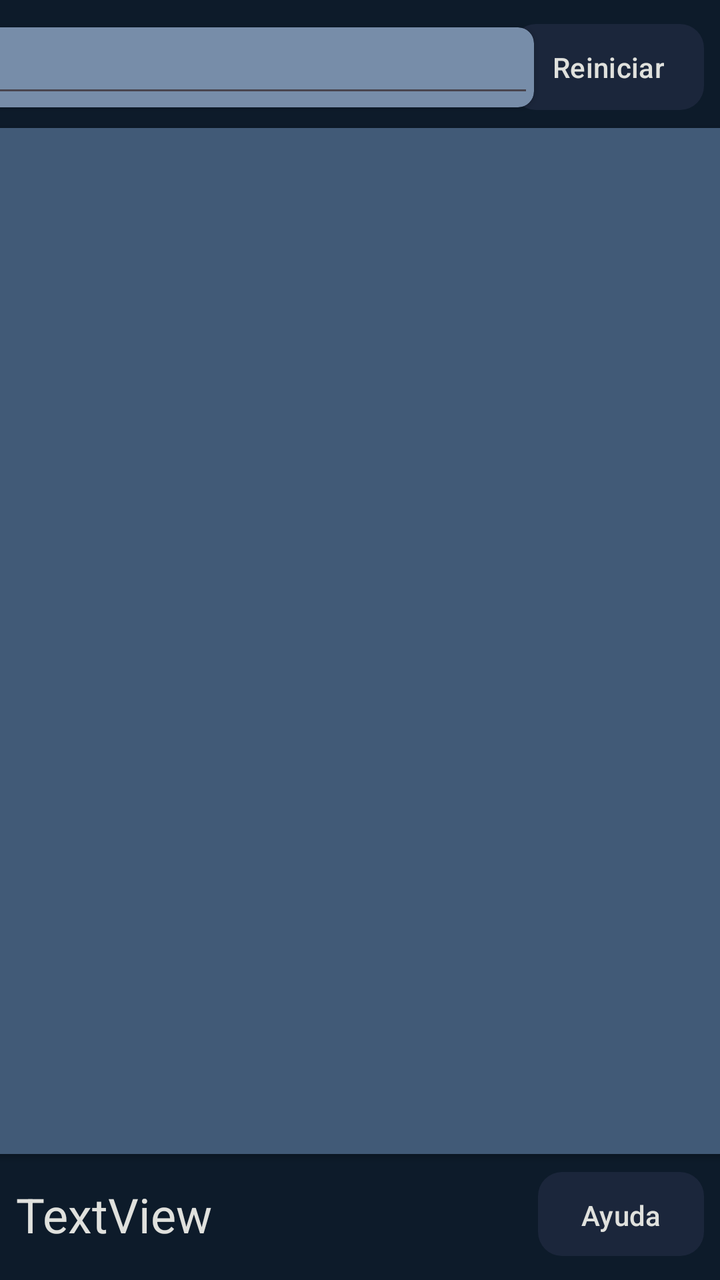
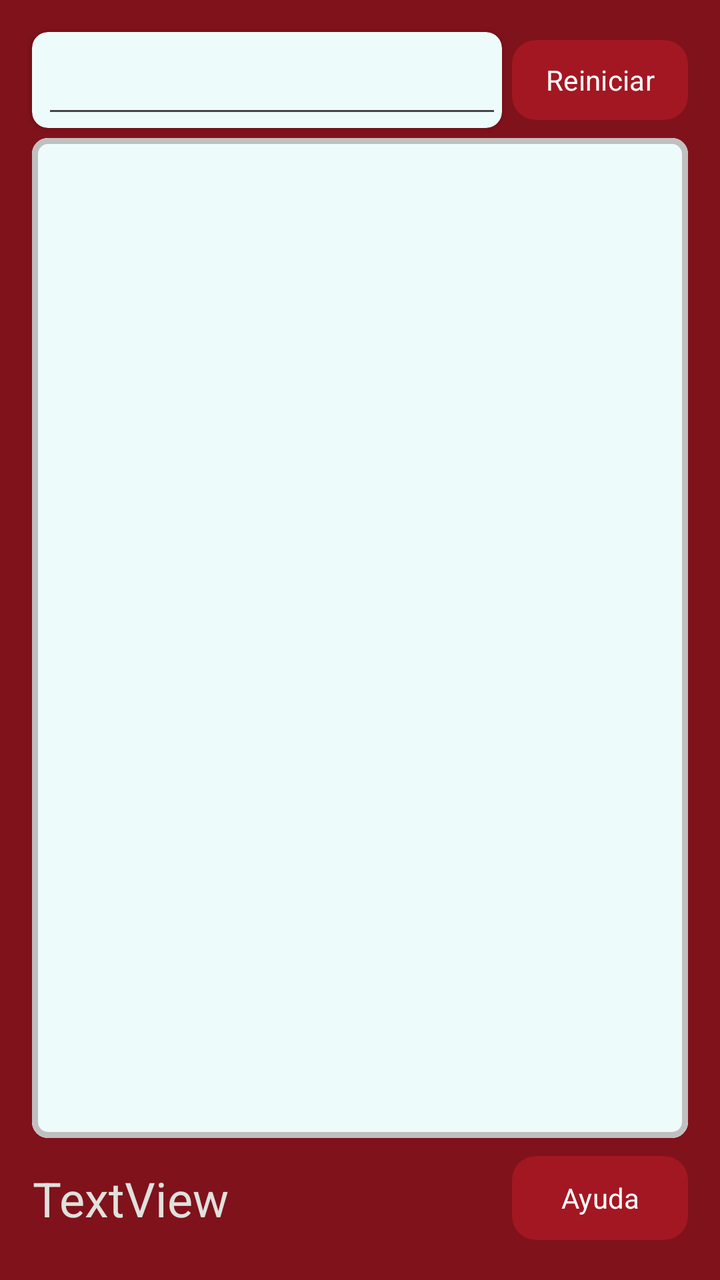

Before-and-after screenshots of an Android layout around one commit, followed by the original layout XML and the change that was made.
<!-- AndroidManifest.xml: application theme Theme.Pokedle2 -->
<!-- res/layout/game_layout.xml -->
<?xml version="1.0" encoding="utf-8"?>
<androidx.constraintlayout.widget.ConstraintLayout xmlns:android="http://schemas.android.com/apk/res/android"
    xmlns:app="http://schemas.android.com/apk/res-auto"
    xmlns:tools="http://schemas.android.com/tools"
    android:id="@+id/gameMain"
    android:layout_width="match_parent"
    android:layout_height="match_parent"
    android:background="#0d1b2a">


    <com.google.android.material.button.MaterialButton
        android:id="@+id/btResetGame"
        style="@style/Widget.Material3.Button"
        android:layout_width="wrap_content"
        android:layout_height="wrap_content"
        android:layout_margin="8dp"
        android:layout_marginEnd="8dp"
        android:paddingHorizontal="20dp"
        android:paddingVertical="12dp"
        android:text="Reiniciar"
        android:textColor="#e0e1dd"
        app:backgroundTint="#1b263b"
        app:cornerRadius="12dp"
        app:iconTint="#e0e1dd"
        app:layout_constraintBottom_toBottomOf="@+id/actvGame"
        app:layout_constraintEnd_toEndOf="parent"
        app:layout_constraintTop_toTopOf="parent"
        app:layout_constraintVertical_bias="0.0"
        app:rippleColor="#415a77" />

    <com.google.android.material.button.MaterialButton
        android:id="@+id/btAyuda"
        style="@style/Widget.Material3.Button"
        android:layout_width="83dp"
        android:layout_height="50dp"
        android:layout_margin="8dp"
        android:layout_marginEnd="328dp"
        android:layout_marginBottom="16dp"
        android:paddingHorizontal="20dp"
        android:paddingVertical="12dp"
        android:text="@string/ayuda"
        android:textColor="#e0e1dd"
        app:backgroundTint="#1b263b"
        app:cornerRadius="12dp"
        app:iconTint="#e0e1dd"
        app:layout_constraintBottom_toBottomOf="parent"
        app:layout_constraintEnd_toEndOf="parent"
        app:rippleColor="#415a77" />

    <androidx.cardview.widget.CardView
        android:id="@+id/cardView"
        android:layout_width="277dp"
        android:layout_height="40dp"
        app:cardBackgroundColor="#778da9"
        app:cardCornerRadius="8dp"
        app:layout_constraintBottom_toBottomOf="@+id/btResetGame"
        app:layout_constraintEnd_toStartOf="@+id/btResetGame"
        app:layout_constraintStart_toStartOf="parent"
        app:layout_constraintTop_toTopOf="@+id/btResetGame">

        <AutoCompleteTextView
            android:id="@+id/actvGame"
            android:layout_width="match_parent"
            android:layout_height="match_parent"
            android:singleLine="true"
            android:textColor="#e0e1dd" />
    </androidx.cardview.widget.CardView>

    <androidx.cardview.widget.CardView
        android:id="@+id/cardView"
        android:layout_width="382dp"
        android:layout_height="0dp"
        android:layout_marginTop="5dp"
        android:layout_marginBottom="5dp"
        android:padding="5dp"
        app:cardBackgroundColor="#778da9"
        app:cardCornerRadius="8dp"
        app:layout_constraintBottom_toTopOf="@+id/btAyuda"
        app:layout_constraintEnd_toEndOf="@+id/btResetGame"
        app:layout_constraintStart_toStartOf="@+id/tvIntentos"
        app:layout_constraintTop_toBottomOf="@+id/btResetGame">

        <androidx.recyclerview.widget.RecyclerView
            android:id="@+id/gameRv"
            android:layout_width="match_parent"
            android:layout_height="match_parent"
            android:background="#415a77"
            tools:itemCount="3"
            tools:listitem="@layout/pokemon_layout_placeholder" />
    </androidx.cardview.widget.CardView>

    <TextView
        android:id="@+id/tvIntentos"
        android:layout_width="wrap_content"
        android:layout_height="wrap_content"
        android:layout_marginStart="8dp"
        android:text="TextView"
        android:textColor="#e0e1dd"
        android:textSize="24sp"
        app:layout_constraintBottom_toBottomOf="@+id/btAyuda"
        app:layout_constraintStart_toStartOf="parent"
        app:layout_constraintTop_toTopOf="@+id/btAyuda" />

</androidx.constraintlayout.widget.ConstraintLayout>
<!-- res/layout/pokemon_layout_placeholder.xml (included above) -->
<?xml version="1.0" encoding="utf-8"?>
<androidx.cardview.widget.CardView xmlns:android="http://schemas.android.com/apk/res/android"
    xmlns:app="http://schemas.android.com/apk/res-auto"
    xmlns:tools="http://schemas.android.com/tools"
    android:layout_width="match_parent"
    android:layout_height="wrap_content"
    android:layout_margin="5dp"
    app:cardBackgroundColor="#778da9"
    app:cardCornerRadius="10dp">

    <androidx.constraintlayout.widget.ConstraintLayout
        android:layout_width="match_parent"
        android:layout_height="wrap_content"
        android:layout_margin="5dp">

        <androidx.cardview.widget.CardView
            android:id="@+id/cvSpritePkmn"
            android:layout_width="96dp"
            android:layout_height="96dp"
            android:layout_marginTop="2dp"
            app:cardCornerRadius="8dp"
            app:layout_constraintBottom_toBottomOf="parent"
            app:layout_constraintStart_toStartOf="parent"
            app:layout_constraintTop_toTopOf="parent">

            <ImageView
                android:id="@+id/ivSpritePkmn"
                android:layout_width="match_parent"
                android:layout_height="match_parent"
                android:adjustViewBounds="false"
                android:padding="2dp"
                android:scaleType="fitCenter"
                app:srcCompat="@drawable/placeholder" />
        </androidx.cardview.widget.CardView>


        <androidx.cardview.widget.CardView
            android:id="@+id/cvNombrePokemon"
            android:layout_width="0dp"
            android:layout_height="wrap_content"
            android:layout_marginStart="4dp"
            android:layout_marginTop="2dp"
            app:cardCornerRadius="5dp"
            app:layout_constraintEnd_toEndOf="parent"
            app:layout_constraintStart_toEndOf="@+id/cvSpritePkmn"
            app:layout_constraintTop_toTopOf="@+id/cvSpritePkmn">

            <TextView
                android:id="@+id/tvNombrePkmn"
                android:layout_width="match_parent"
                android:layout_height="match_parent"
                android:backgroundTintMode="add"
                android:padding="0.25dp"
                android:text="TextView"
                tools:layout_editor_absoluteX="104dp" />
        </androidx.cardview.widget.CardView>


        <androidx.cardview.widget.CardView
            android:id="@+id/cvTipo1"
            android:layout_width="125dp"
            android:layout_height="wrap_content"
            android:layout_marginTop="8dp"
            app:cardCornerRadius="5dp"
            app:layout_constraintStart_toStartOf="@+id/cvNombrePokemon"
            app:layout_constraintTop_toBottomOf="@+id/cvNombrePokemon">

            <TextView
                android:id="@+id/tvTipo1Pkmn"
                android:layout_width="match_parent"
                android:layout_height="match_parent"
                android:padding="0.25dp"
                android:text="TextView"
                tools:layout_editor_absoluteX="104dp"
                tools:layout_editor_absoluteY="24dp" />

        </androidx.cardview.widget.CardView>

        <androidx.cardview.widget.CardView
            android:id="@+id/cvTipo2"
            android:layout_width="125dp"
            android:layout_height="wrap_content"
            app:cardCornerRadius="5dp"
            app:layout_constraintBottom_toBottomOf="@+id/cvTipo1"
            app:layout_constraintEnd_toEndOf="@+id/cvNombrePokemon"
            app:layout_constraintTop_toTopOf="@+id/cvTipo1">


            <TextView
                android:id="@+id/tvTipo2Pkmn"
                android:layout_width="match_parent"
                android:layout_height="match_parent"
                android:padding="0.25dp"
                android:text="TextView" />
        </androidx.cardview.widget.CardView>


        <androidx.cardview.widget.CardView
            android:id="@+id/cvPesoPokemon"
            android:layout_width="125dp"
            android:layout_height="wrap_content"
            app:cardCornerRadius="5dp"
            app:layout_constraintBottom_toTopOf="@+id/cvEtapaPokemon"
            app:layout_constraintStart_toStartOf="@+id/cvTipo1"
            app:layout_constraintTop_toBottomOf="@+id/cvTipo1">

            <TextView
                android:id="@+id/tvPesoPokemon"
                android:layout_width="match_parent"
                android:layout_height="match_parent"
                android:padding="0.25dp"
                android:text="TextView"
                tools:layout_editor_absoluteX="104dp"
                tools:layout_editor_absoluteY="48dp" />


        </androidx.cardview.widget.CardView>


        <androidx.cardview.widget.CardView
            android:id="@+id/cvAlturaPokemon"
            android:layout_width="125dp"
            android:layout_height="wrap_content"
            app:cardCornerRadius="5dp"
            app:layout_constraintBottom_toBottomOf="@+id/cvPesoPokemon"
            app:layout_constraintEnd_toEndOf="parent"
            app:layout_constraintStart_toStartOf="@+id/cvTipo2"
            app:layout_constraintTop_toTopOf="@+id/cvPesoPokemon">

            <TextView
                android:id="@+id/tvAlturaPkmn"
                android:layout_width="match_parent"
                android:layout_height="match_parent"
                android:padding="0.25dp"
                android:text="TextView"
                tools:layout_editor_absoluteX="290dp"
                tools:layout_editor_absoluteY="43dp" />


        </androidx.cardview.widget.CardView>


        <androidx.cardview.widget.CardView
            android:id="@+id/cvEtapaPokemon"
            android:layout_width="125dp"
            android:layout_height="wrap_content"
            android:layout_marginBottom="2dp"
            app:cardCornerRadius="5dp"
            app:layout_constraintBottom_toBottomOf="parent"
            app:layout_constraintStart_toStartOf="@+id/cvPesoPokemon">

            <TextView
                android:id="@+id/tvEtapaPkmn"
                android:layout_width="match_parent"
                android:layout_height="match_parent"
                android:padding="0.25dp"
                android:text="TextView"
                tools:layout_editor_absoluteX="104dp"
                tools:layout_editor_absoluteY="72dp" />

        </androidx.cardview.widget.CardView>

        <androidx.cardview.widget.CardView
            android:id="@+id/cvRegionPokemon"
            android:layout_width="125dp"
            android:layout_height="wrap_content"
            app:cardCornerRadius="5dp"
            app:layout_constraintEnd_toEndOf="parent"
            app:layout_constraintStart_toStartOf="@+id/cvAlturaPokemon"
            app:layout_constraintTop_toTopOf="@+id/cvEtapaPokemon">

            <TextView
                android:id="@+id/tvRegionPkmn"
                android:layout_width="match_parent"
                android:layout_height="match_parent"
                android:padding="0.25dp"
                android:text="TextView"
                tools:layout_editor_absoluteX="290dp"
                tools:layout_editor_absoluteY="64dp" />

        </androidx.cardview.widget.CardView>


    </androidx.constraintlayout.widget.ConstraintLayout>

</androidx.cardview.widget.CardView>
<!-- resources referenced by this layout -->
<resources>
  <!-- drawable placeholder: png bitmap (drawable, 430 bytes) -->
  <string name="ayuda">Ayuda</string>
  <style name="Theme.Pokedle2" parent="Base.Theme.Pokedle2" />
  <style name="Base.Theme.Pokedle2" parent="Theme.Material3.DayNight.NoActionBar">
          
          
      </style>
</resources>

<!-- the commit's change to res/layout/game_layout.xml (unified diff, before → after) -->
@@ -5,42 +5,33 @@
     android:id="@+id/gameMain"
     android:layout_width="match_parent"
     android:layout_height="match_parent"
-    android:background="#0d1b2a">
+    android:background="@color/rojo_pokedex">
 
 
     <com.google.android.material.button.MaterialButton
         android:id="@+id/btResetGame"
-        style="@style/Widget.Material3.Button"
+        style="@style/botones"
         android:layout_width="wrap_content"
         android:layout_height="wrap_content"
-        android:layout_margin="8dp"
-        android:layout_marginEnd="8dp"
+        android:layout_marginTop="16dp"
         android:paddingHorizontal="20dp"
         android:paddingVertical="12dp"
         android:text="Reiniciar"
-        android:textColor="#e0e1dd"
-        app:backgroundTint="#1b263b"
         app:cornerRadius="12dp"
-        app:iconTint="#e0e1dd"
-        app:layout_constraintBottom_toBottomOf="@+id/actvGame"
-        app:layout_constraintEnd_toEndOf="parent"
+        app:layout_constraintEnd_toEndOf="@+id/cardView"
         app:layout_constraintTop_toTopOf="parent"
-        app:layout_constraintVertical_bias="0.0"
         app:rippleColor="#415a77" />
 
     <com.google.android.material.button.MaterialButton
         android:id="@+id/btAyuda"
-        style="@style/Widget.Material3.Button"
-        android:layout_width="83dp"
+        style="@style/botones"
+        android:layout_width="0dp"
         android:layout_height="50dp"
-        android:layout_margin="8dp"
-        android:layout_marginEnd="328dp"
+        android:layout_marginEnd="16dp"
         android:layout_marginBottom="16dp"
         android:paddingHorizontal="20dp"
         android:paddingVertical="12dp"
         android:text="@string/ayuda"
-        android:textColor="#e0e1dd"
-        app:backgroundTint="#1b263b"
         app:cornerRadius="12dp"
         app:iconTint="#e0e1dd"
         app:layout_constraintBottom_toBottomOf="parent"
@@ -48,52 +39,57 @@
         app:rippleColor="#415a77" />
 
     <androidx.cardview.widget.CardView
-        android:id="@+id/cardView"
-        android:layout_width="277dp"
-        android:layout_height="40dp"
-        app:cardBackgroundColor="#778da9"
+        android:id="@+id/cvActv"
+        android:layout_width="0dp"
+        android:layout_height="0dp"
+        android:layout_marginEnd="5dp"
+        app:cardBackgroundColor="@color/pokedex_background"
         app:cardCornerRadius="8dp"
         app:layout_constraintBottom_toBottomOf="@+id/btResetGame"
         app:layout_constraintEnd_toStartOf="@+id/btResetGame"
-        app:layout_constraintStart_toStartOf="parent"
+        app:layout_constraintStart_toStartOf="@+id/tvIntentos"
         app:layout_constraintTop_toTopOf="@+id/btResetGame">
 
         <AutoCompleteTextView
             android:id="@+id/actvGame"
+            style="@style/textoComparacionDefault"
             android:layout_width="match_parent"
             android:layout_height="match_parent"
-            android:singleLine="true"
-            android:textColor="#e0e1dd" />
+            android:completionThreshold="1"
+            android:singleLine="true" />
     </androidx.cardview.widget.CardView>
 
-    <androidx.cardview.widget.CardView
+    <com.google.android.material.card.MaterialCardView
         android:id="@+id/cardView"
-        android:layout_width="382dp"
+        android:layout_width="0dp"
         android:layout_height="0dp"
         android:layout_marginTop="5dp"
         android:layout_marginBottom="5dp"
         android:padding="5dp"
-        app:cardBackgroundColor="#778da9"
+        app:cardBackgroundColor="@color/white"
         app:cardCornerRadius="8dp"
         app:layout_constraintBottom_toTopOf="@+id/btAyuda"
-        app:layout_constraintEnd_toEndOf="@+id/btResetGame"
+        app:layout_constraintEnd_toEndOf="@+id/btAyuda"
         app:layout_constraintStart_toStartOf="@+id/tvIntentos"
-        app:layout_constraintTop_toBottomOf="@+id/btResetGame">
+        app:layout_constraintTop_toBottomOf="@+id/btResetGame"
+        app:strokeColor="@color/pokedex_borde"
+        app:strokeWidth="3dp">
 
         <androidx.recyclerview.widget.RecyclerView
             android:id="@+id/gameRv"
             android:layout_width="match_parent"
             android:layout_height="match_parent"
-            android:background="#415a77"
+            android:background="@color/pokedex_background"
             tools:itemCount="3"
             tools:listitem="@layout/pokemon_layout_placeholder" />
-    </androidx.cardview.widget.CardView>
+    </com.google.android.material.card.MaterialCardView>
 
     <TextView
+        style="@style/textoComparacionDefault"
         android:id="@+id/tvIntentos"
         android:layout_width="wrap_content"
         android:layout_height="wrap_content"
-        android:layout_marginStart="8dp"
+        android:layout_marginStart="16dp"
         android:text="TextView"
         android:textColor="#e0e1dd"
         android:textSize="24sp"
@@ -110,7 +106,7 @@
     android:layout_width="match_parent"
     android:layout_height="wrap_content"
     android:layout_margin="5dp"
-    app:cardBackgroundColor="#778da9"
+    app:cardBackgroundColor="@color/bg_card"
     app:cardCornerRadius="10dp">
 
     <androidx.constraintlayout.widget.ConstraintLayout
@@ -123,6 +119,7 @@
             android:layout_width="96dp"
             android:layout_height="96dp"
             android:layout_marginTop="2dp"
+            app:cardBackgroundColor="@color/bg_campo_azul"
             app:cardCornerRadius="8dp"
             app:layout_constraintBottom_toBottomOf="parent"
             app:layout_constraintStart_toStartOf="parent"
@@ -145,17 +142,19 @@
             android:layout_height="wrap_content"
             android:layout_marginStart="4dp"
             android:layout_marginTop="2dp"
+            app:cardBackgroundColor="@color/bg_campo_azul"
             app:cardCornerRadius="5dp"
             app:layout_constraintEnd_toEndOf="parent"
             app:layout_constraintStart_toEndOf="@+id/cvSpritePkmn"
             app:layout_constraintTop_toTopOf="@+id/cvSpritePkmn">
 
             <TextView
+
                 android:id="@+id/tvNombrePkmn"
+                style="@style/textoComparacionDefault"
                 android:layout_width="match_parent"
                 android:layout_height="match_parent"
                 android:backgroundTintMode="add"
-                android:padding="0.25dp"
                 android:text="TextView"
                 tools:layout_editor_absoluteX="104dp" />
         </androidx.cardview.widget.CardView>
@@ -163,18 +162,20 @@
 
         <androidx.cardview.widget.CardView
             android:id="@+id/cvTipo1"
-            android:layout_width="125dp"
+            android:layout_width="0dp"
             android:layout_height="wrap_content"
             android:layout_marginTop="8dp"
-            app:cardCornerRadius="5dp"
+            app:cardBackgroundColor="@color/bg_campo_azul"
+            app:cardCornerRadius="5dp"
+            app:layout_constraintEnd_toStartOf="@+id/space3"
             app:layout_constraintStart_toStartOf="@+id/cvNombrePokemon"
             app:layout_constraintTop_toBottomOf="@+id/cvNombrePokemon">
 
             <TextView
                 android:id="@+id/tvTipo1Pkmn"
-                android:layout_width="match_parent"
-                android:layout_height="match_parent"
-                android:padding="0.25dp"
+                style="@style/textoComparacionDefault"
+                android:layout_width="match_parent"
+                android:layout_height="match_parent"
                 android:text="TextView"
                 tools:layout_editor_absoluteX="104dp"
                 tools:layout_editor_absoluteY="24dp" />
@@ -183,37 +184,41 @@
 
         <androidx.cardview.widget.CardView
             android:id="@+id/cvTipo2"
-            android:layout_width="125dp"
-            android:layout_height="wrap_content"
+            android:layout_width="0dp"
+            android:layout_height="wrap_content"
+            app:cardBackgroundColor="@color/bg_campo_azul"
             app:cardCornerRadius="5dp"
             app:layout_constraintBottom_toBottomOf="@+id/cvTipo1"
             app:layout_constraintEnd_toEndOf="@+id/cvNombrePokemon"
+            app:layout_constraintStart_toEndOf="@+id/space3"
             app:layout_constraintTop_toTopOf="@+id/cvTipo1">
 
 
             <TextView
                 android:id="@+id/tvTipo2Pkmn"
-                android:layout_width="match_parent"
-                android:layout_height="match_parent"
-                android:padding="0.25dp"
+                style="@style/textoComparacionDefault"
+                android:layout_width="match_parent"
+                android:layout_height="match_parent"
                 android:text="TextView" />
         </androidx.cardview.widget.CardView>
 
 
         <androidx.cardview.widget.CardView
             android:id="@+id/cvPesoPokemon"
-            android:layout_width="125dp"
-            android:layout_height="wrap_content"
+            android:layout_width="0dp"
+            android:layout_height="wrap_content"
+            app:cardBackgroundColor="@color/bg_campo_azul"
             app:cardCornerRadius="5dp"
             app:layout_constraintBottom_toTopOf="@+id/cvEtapaPokemon"
-            app:layout_constraintStart_toStartOf="@+id/cvTipo1"
+            app:layout_constraintEnd_toStartOf="@+id/space3"
+            app:layout_constraintStart_toStartOf="@+id/cvNombrePokemon"
             app:layout_constraintTop_toBottomOf="@+id/cvTipo1">
 
             <TextView
                 android:id="@+id/tvPesoPokemon"
-                android:layout_width="match_parent"
-                android:layout_height="match_parent"
-                android:padding="0.25dp"
+                style="@style/textoComparacionDefault"
+                android:layout_width="match_parent"
+                android:layout_height="match_parent"
                 android:text="TextView"
                 tools:layout_editor_absoluteX="104dp"
                 tools:layout_editor_absoluteY="48dp" />
@@ -224,19 +229,20 @@
 
         <androidx.cardview.widget.CardView
             android:id="@+id/cvAlturaPokemon"
-            android:layout_width="125dp"
-            android:layout_height="wrap_content"
+            android:layout_width="0dp"
+            android:layout_height="wrap_content"
+            app:cardBackgroundColor="@color/bg_campo_azul"
             app:cardCornerRadius="5dp"
             app:layout_constraintBottom_toBottomOf="@+id/cvPesoPokemon"
-            app:layout_constraintEnd_toEndOf="parent"
-            app:layout_constraintStart_toStartOf="@+id/cvTipo2"
+            app:layout_constraintEnd_toEndOf="@+id/cvNombrePokemon"
+            app:layout_constraintStart_toEndOf="@+id/space3"
             app:layout_constraintTop_toTopOf="@+id/cvPesoPokemon">
 
             <TextView
                 android:id="@+id/tvAlturaPkmn"
-                android:layout_width="match_parent"
-                android:layout_height="match_parent"
-                android:padding="0.25dp"
+                style="@style/textoComparacionDefault"
+                android:layout_width="match_parent"
+                android:layout_height="match_parent"
                 android:text="TextView"
                 tools:layout_editor_absoluteX="290dp"
                 tools:layout_editor_absoluteY="43dp" />
@@ -247,18 +253,20 @@
 
         <androidx.cardview.widget.CardView
             android:id="@+id/cvEtapaPokemon"
-            android:layout_width="125dp"
+            android:layout_width="0dp"
             android:layout_height="wrap_content"
             android:layout_marginBottom="2dp"
+            app:cardBackgroundColor="@color/bg_campo_azul"
             app:cardCornerRadius="5dp"
             app:layout_constraintBottom_toBottomOf="parent"
-            app:layout_constraintStart_toStartOf="@+id/cvPesoPokemon">
+            app:layout_constraintEnd_toStartOf="@+id/space3"
+            app:layout_constraintStart_toStartOf="@+id/cvNombrePokemon">
 
             <TextView
                 android:id="@+id/tvEtapaPkmn"
-                android:layout_width="match_parent"
-                android:layout_height="match_parent"
-                android:padding="0.25dp"
+                style="@style/textoComparacionDefault"
+                android:layout_width="match_parent"
+                android:layout_height="match_parent"
                 android:text="TextView"
                 tools:layout_editor_absoluteX="104dp"
                 tools:layout_editor_absoluteY="72dp" />
@@ -267,24 +275,34 @@
 
         <androidx.cardview.widget.CardView
             android:id="@+id/cvRegionPokemon"
-            android:layout_width="125dp"
-            android:layout_height="wrap_content"
-            app:cardCornerRadius="5dp"
-            app:layout_constraintEnd_toEndOf="parent"
-            app:layout_constraintStart_toStartOf="@+id/cvAlturaPokemon"
+            android:layout_width="0dp"
+            android:layout_height="wrap_content"
+            app:cardBackgroundColor="@color/bg_campo_azul"
+            app:cardCornerRadius="5dp"
+            app:layout_constraintEnd_toEndOf="@+id/cvNombrePokemon"
+            app:layout_constraintStart_toEndOf="@+id/space3"
             app:layout_constraintTop_toTopOf="@+id/cvEtapaPokemon">
 
             <TextView
                 android:id="@+id/tvRegionPkmn"
-                android:layout_width="match_parent"
-                android:layout_height="match_parent"
-                android:padding="0.25dp"
+                style="@style/textoComparacionDefault"
+                android:layout_width="match_parent"
+                android:layout_height="match_parent"
                 android:text="TextView"
                 tools:layout_editor_absoluteX="290dp"
                 tools:layout_editor_absoluteY="64dp" />
 
         </androidx.cardview.widget.CardView>
 
+        <Space
+            android:id="@+id/space3"
+            android:layout_width="10dp"
+            android:layout_height="0dp"
+            app:layout_constraintBottom_toBottomOf="parent"
+            app:layout_constraintEnd_toEndOf="@+id/cvNombrePokemon"
+            app:layout_constraintStart_toStartOf="@+id/cvNombrePokemon"
+            app:layout_constraintTop_toBottomOf="@+id/cvNombrePokemon" />
+
 
     </androidx.constraintlayout.widget.ConstraintLayout>
 
<!-- resource entries referenced after the edit -->
@@ -1,8 +1,26 @@
 <!-- resources referenced by this layout -->
 <resources>
+  <color name="bg_campo_azul">#FFebfffd</color>
+  <color name="bg_card">#FFc0faf4</color>
+  <color name="pokedex_background">#FFedfcfb</color>
+  <color name="pokedex_borde">#FFC0C0C0</color>
+  <color name="rojo_pokedex">#FF80121b</color>
+  <color name="white">#FFFFFFFF</color>
   <!-- drawable placeholder: png bitmap (drawable, 430 bytes) -->
   <string name="ayuda">Ayuda</string>
+  <style name="botones">
+          <item name="fontFamily">@font/pokemon_xy</item>
+          <item name="android:padding">0.25dp</item>
+          <item name="backgroundTint">@color/rojo_pokedex_botones</item>
+      </style>
+  <style name="textoComparacionDefault">
+          <item name="fontFamily">@font/pokemon_xy</item>
+          <item name="android:layout_marginStart">5dp</item>
+          <item name="android:padding">0.25dp</item>
+          <item name="backgroundColor">@color/bg_campo_azul</item>
+      </style>
   <style name="Theme.Pokedle2" parent="Base.Theme.Pokedle2" />
+  <color name="rojo_pokedex_botones">#FFa31722</color>
   <style name="Base.Theme.Pokedle2" parent="Theme.Material3.DayNight.NoActionBar">
           
           
